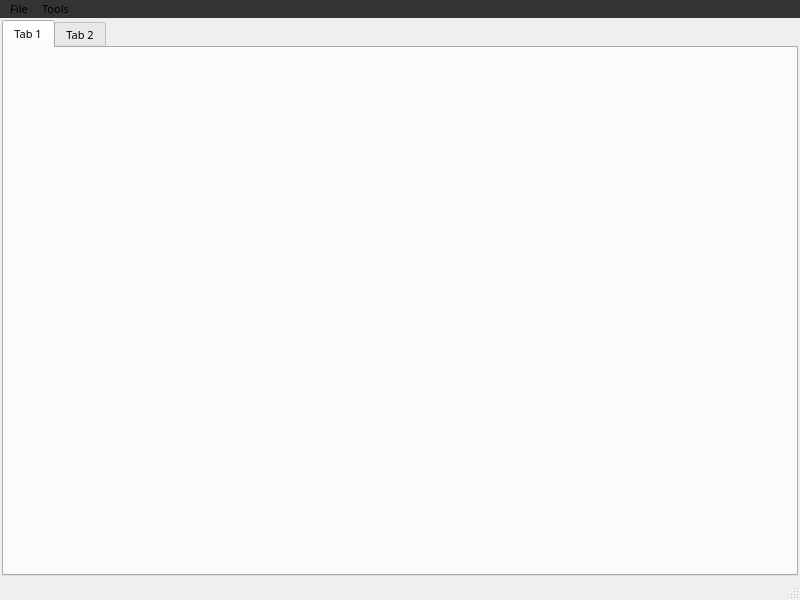
First picture: the form in mainwindow.ui, repository FFalcon/LightningLog, before the edit.
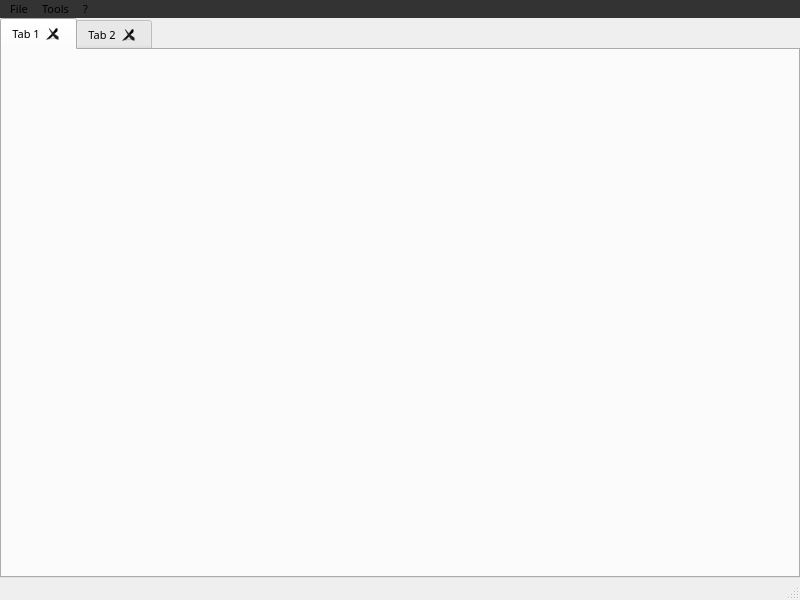
Second picture: the form after the edit. The open tabs and pages were chosen to show the change.

What changed in the file:
```diff
--- a/mainwindow.ui
+++ b/mainwindow.ui
@@ -33,19 +33,22 @@
   <widget class="QWidget" name="centralwidget">
    <layout class="QGridLayout" name="gridLayout">
     <property name="leftMargin">
-     <number>2</number>
+     <number>0</number>
     </property>
     <property name="topMargin">
-     <number>2</number>
+     <number>0</number>
     </property>
     <property name="rightMargin">
-     <number>2</number>
+     <number>0</number>
     </property>
     <property name="bottomMargin">
-     <number>2</number>
+     <number>0</number>
     </property>
     <item row="0" column="0">
      <layout class="QVBoxLayout" name="windowVerticalBox">
+      <property name="spacing">
+       <number>0</number>
+      </property>
       <item>
        <widget class="QTabWidget" name="fileViewTabWidget">
         <property name="acceptDrops">
@@ -54,14 +57,39 @@
         <property name="styleSheet">
          <string notr="true"/>
         </property>
+        <property name="tabShape">
+         <enum>QTabWidget::Rounded</enum>
+        </property>
         <property name="currentIndex">
-         <number>1</number>
+         <number>0</number>
+        </property>
+        <property name="tabsClosable">
+         <bool>true</bool>
+        </property>
+        <property name="movable">
+         <bool>true</bool>
         </property>
         <widget class="QWidget" name="tab">
          <attribute name="title">
           <string>Tab 1</string>
          </attribute>
-         <layout class="QGridLayout" name="gridLayout_2"/>
+         <layout class="QGridLayout" name="gridLayout_2">
+          <property name="leftMargin">
+           <number>0</number>
+          </property>
+          <property name="topMargin">
+           <number>0</number>
+          </property>
+          <property name="rightMargin">
+           <number>0</number>
+          </property>
+          <property name="bottomMargin">
+           <number>0</number>
+          </property>
+          <property name="spacing">
+           <number>0</number>
+          </property>
+         </layout>
         </widget>
         <widget class="QWidget" name="tab_2">
          <attribute name="title">
@@ -117,8 +145,15 @@
     </property>
     <addaction name="actionOptions"/>
    </widget>
+   <widget class="QMenu" name="menu">
+    <property name="title">
+     <string>?</string>
+    </property>
+    <addaction name="actionAbout"/>
+   </widget>
    <addaction name="menuFile"/>
    <addaction name="menuTools"/>
+   <addaction name="menu"/>
   </widget>
   <widget class="QStatusBar" name="statusbar"/>
   <action name="actionOpen">
```
Left out of the diff: 7 changed lines with no effect on the pictures.
